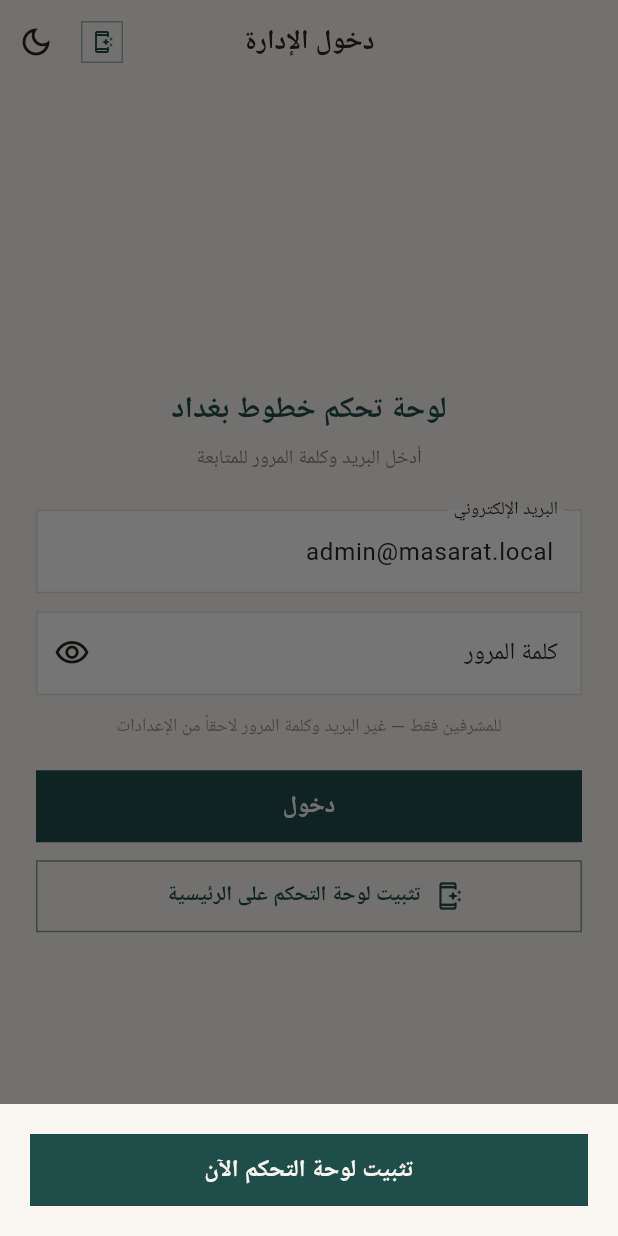
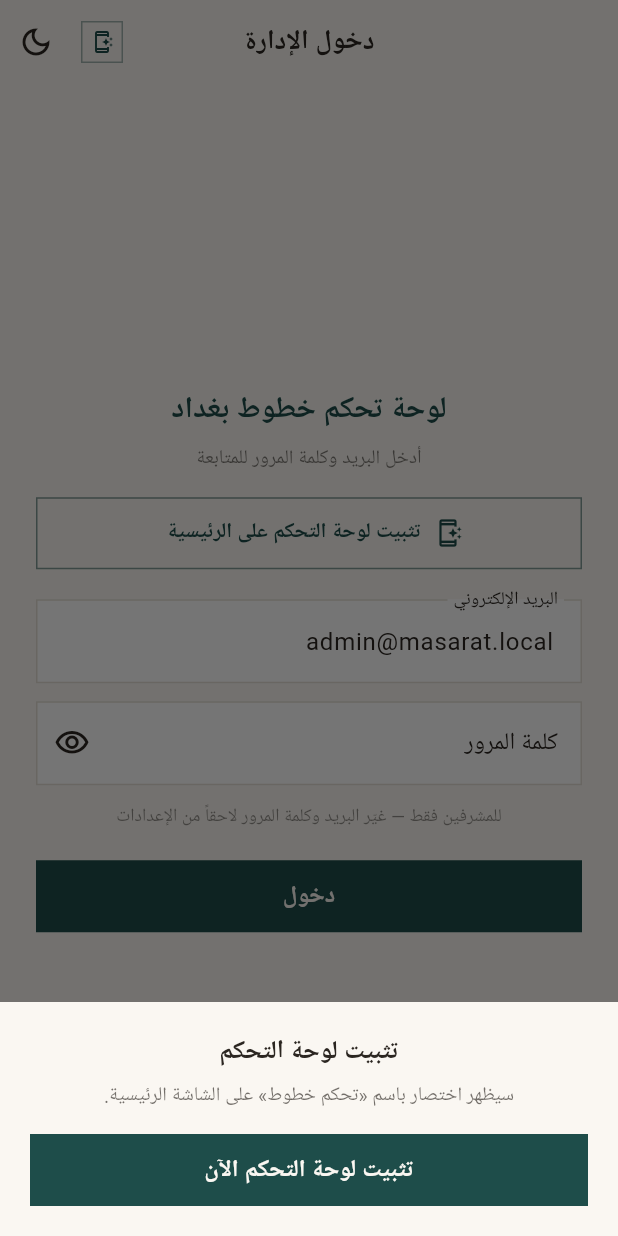
Before and after one commit to yaserkashea-ops/khutoot-baghdad, a Flutter app: the AdminGatePage screen opened directly, after a tap on "تثبيت لوحة التحكم على الرئيسية", on a phone screen of 412 x 824 dp. Run offline on Flutter 3.47's test engine with Material 3 defaults, Android fonts, the light colour scheme and no system bars; our stand-ins replace google_fonts, shared_preferences, web; missing offline and left inert: dart:js_interop; accounts and stored records are empty.

Commit message:
Force cache refresh and move admin install button above login fields.

```diff
--- a/lib/core/pwa/install_app_button.dart
+++ b/lib/core/pwa/install_app_button.dart
@@ -6,7 +6,7 @@ import 'package:google_fonts/google_fonts.dart';
 import '../theme/app_colors.dart';
 import 'pwa_install.dart';
 
-/// Opens the browser native install UI (no instructional copy).
+/// Opens the browser native install UI, with a clear fallback when unavailable.
 Future<void> runInstallAppFlow(
   BuildContext context, {
   bool forAdmin = false,
@@ -16,13 +16,11 @@ Future<void> runInstallAppFlow(
     PwaInstall.ensureAdminHash();
   }
 
-  // Prefer the system install dialog immediately when ready.
   if (PwaInstall.canNativeInstall) {
     await PwaInstall.promptInstall();
     return;
   }
 
-  // Brief wait — Chrome often exposes the prompt right after engagement.
   final ready = await PwaInstall.waitForPrompt();
   if (ready || PwaInstall.canNativeInstall) {
     await PwaInstall.promptInstall();
@@ -30,7 +28,6 @@ Future<void> runInstallAppFlow(
   }
 
   if (!context.mounted) return;
-  // Fallback UI: install action only (no how-to text).
   await showModalBottomSheet<void>(
     context: context,
     backgroundColor: context.colors.background,
@@ -135,7 +132,6 @@ class _InstallAppIconButtonState extends State<InstallAppIconButton> {
   }
 }
 
-/// Single-action install surface — triggers native browser install dialog.
 class _InstallNowSheet extends StatefulWidget {
   const _InstallNowSheet({this.forAdmin = false});
 
@@ -147,9 +143,13 @@ class _InstallNowSheet extends StatefulWidget {
 
 class _InstallNowSheetState extends State<_InstallNowSheet> {
   bool _busy = false;
+  String? _hint;
 
   Future<void> _install() async {
-    setState(() => _busy = true);
+    setState(() {
+      _busy = true;
+      _hint = null;
+    });
     if (widget.forAdmin) {
       PwaInstall.setMode('admin');
       PwaInstall.ensureAdminHash();
@@ -162,7 +162,13 @@ class _InstallNowSheetState extends State<_InstallNowSheet> {
     setState(() => _busy = false);
     if (outcome == 'accepted' || outcome == 'dismissed') {
       Navigator.pop(context);
+      return;
     }
+    setState(() {
+      _hint = PwaInstall.isIos
+          ? 'من Safari: زر المشاركة ← «إضافة إلى الشاشة الرئيسية».'
+          : 'من Chrome: القائمة ⋮ ← «تثبيت التطبيق» أو «إضافة إلى الشاشة الرئيسية».';
+    });
   }
 
   @override
@@ -170,6 +176,9 @@ class _InstallNowSheetState extends State<_InstallNowSheet> {
     final c = context.colors;
     final label =
         widget.forAdmin ? 'تثبيت لوحة التحكم الآن' : 'تثبيت الآن';
+    final title = widget.forAdmin
+        ? 'تثبيت لوحة التحكم'
+        : 'تثبيت التطبيق';
     return SafeArea(
       child: Padding(
         padding: const EdgeInsets.fromLTRB(20, 20, 20, 20),
@@ -177,6 +186,27 @@ class _InstallNowSheetState extends State<_InstallNowSheet> {
           mainAxisSize: MainAxisSize.min,
           crossAxisAlignment: CrossAxisAlignment.stretch,
           children: [
+            Text(
+              title,
+              textAlign: TextAlign.center,
+              style: GoogleFonts.ibmPlexSansArabic(
+                fontWeight: FontWeight.w700,
+                fontSize: 17,
+              ),
+            ),
+            const SizedBox(height: 8),
+            Text(
+              widget.forAdmin
+                  ? 'سيظهر اختصار باسم «تحكم خطوط» على الشاشة الرئيسية.'
+                  : 'سيظهر اختصار باسم «خطوط بغداد» على الشاشة الرئيسية.',
+              textAlign: TextAlign.center,
+              style: GoogleFonts.ibmPlexSansArabic(
+                fontSize: 13,
+                height: 1.45,
+                color: c.text.withValues(alpha: 0.65),
+              ),
+            ),
+            const SizedBox(height: 16),
             SizedBox(
               height: 48,
               child: FilledButton(
@@ -204,6 +234,18 @@ class _InstallNowSheetState extends State<_InstallNowSheet> {
                       ),
               ),
             ),
+            if (_hint != null) ...[
+              const SizedBox(height: 14),
+              Text(
+                _hint!,
+                textAlign: TextAlign.center,
+                style: GoogleFonts.ibmPlexSansArabic(
+                  fontSize: 13,
+                  height: 1.5,
+                  color: c.primary,
+                ),
+              ),
+            ],
           ],
         ),
       ),
--- a/lib/features/admin/admin_gate_page.dart
+++ b/lib/features/admin/admin_gate_page.dart
@@ -115,7 +115,28 @@ class _AdminGatePageState extends State<AdminGatePage> {
                     color: c.text.withValues(alpha: 0.6),
                   ),
                 ),
-                const SizedBox(height: 24),
+                const SizedBox(height: 16),
+                SizedBox(
+                  height: 48,
+                  child: OutlinedButton.icon(
+                    key: const Key('install_admin_gate_btn'),
+                    onPressed: () => runInstallAppFlow(context, forAdmin: true),
+                    style: OutlinedButton.styleFrom(
+                      foregroundColor: c.primary,
+                      side: BorderSide(color: c.primary.withValues(alpha: 0.55)),
+                      shape: const RoundedRectangleBorder(),
+                    ),
+                    icon: const Icon(Icons.app_shortcut_outlined, size: 20),
+                    label: Text(
+                      'تثبيت لوحة التحكم على الرئيسية',
+                      style: GoogleFonts.ibmPlexSansArabic(
+                        fontWeight: FontWeight.w600,
+                        fontSize: 14,
+                      ),
+                    ),
+                  ),
+                ),
+                const SizedBox(height: 20),
                 TextField(
                   controller: _email,
                   keyboardType: TextInputType.emailAddress,
@@ -218,27 +239,6 @@ class _AdminGatePageState extends State<AdminGatePage> {
                         : const Text('دخول'),
                   ),
                 ),
-                const SizedBox(height: 12),
-                SizedBox(
-                  height: 48,
-                  child: OutlinedButton.icon(
-                    key: const Key('install_admin_gate_btn'),
-                    onPressed: () => runInstallAppFlow(context, forAdmin: true),
-                    style: OutlinedButton.styleFrom(
-                      foregroundColor: c.primary,
-                      side: BorderSide(color: c.primary.withValues(alpha: 0.55)),
-                      shape: const RoundedRectangleBorder(),
-                    ),
-                    icon: const Icon(Icons.app_shortcut_outlined, size: 20),
-                    label: Text(
-                      'تثبيت لوحة التحكم على الرئيسية',
-                      style: GoogleFonts.ibmPlexSansArabic(
-                        fontWeight: FontWeight.w600,
-                        fontSize: 14,
-                      ),
-                    ),
-                  ),
-                ),
               ],
             ),
           ),
```
Also changed, not shown: 1 other file.
